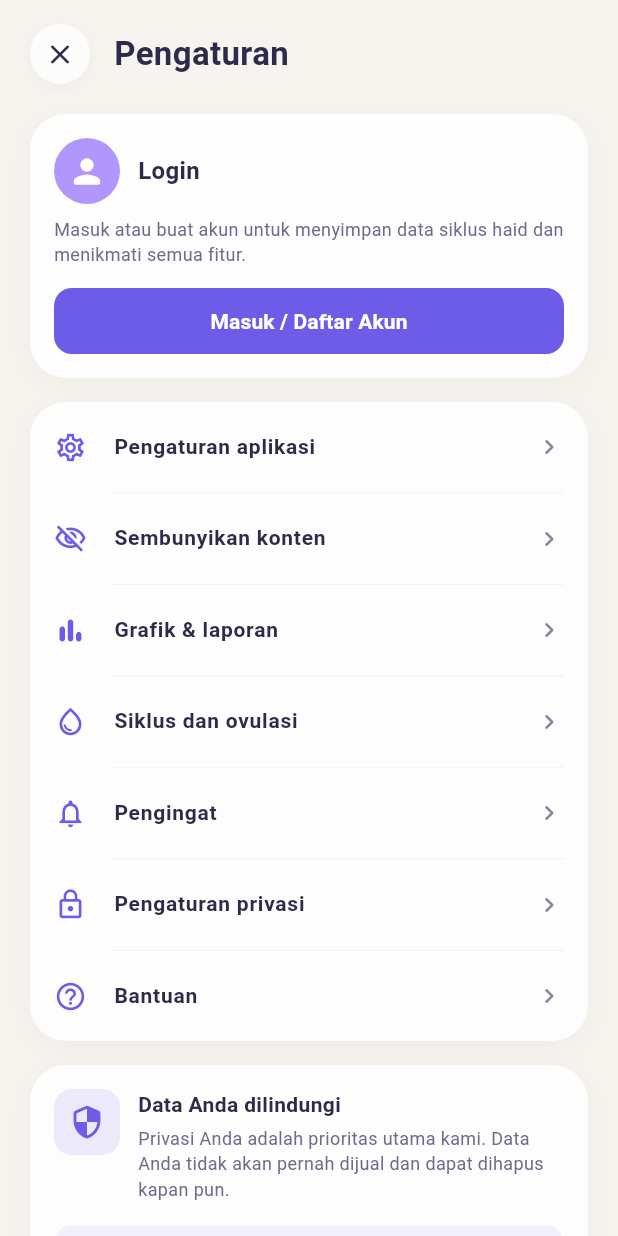
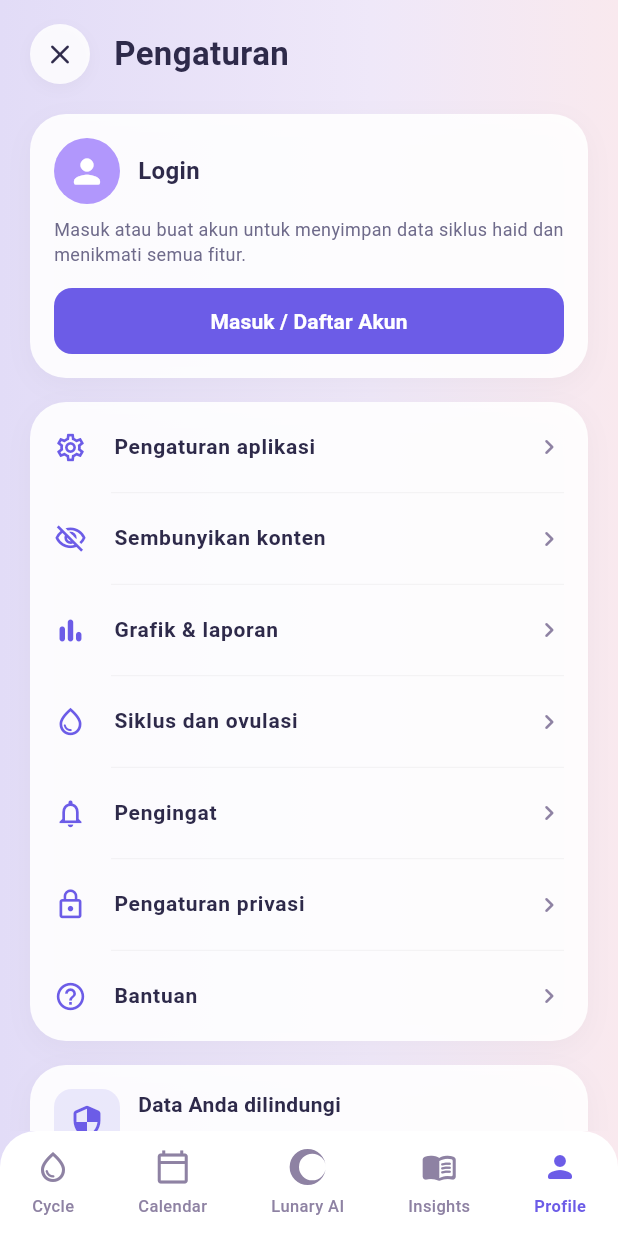
Before and after one commit to naswazhahira/Lunary, a Flutter app: the ProfileScreen screen opened directly, on a phone screen of 412 x 824 dp. Run offline on Flutter 3.47's test engine with Material 3 defaults, Android fonts, the phone set to English and light mode, and no system bars; our stand-ins replace go_router.

Commit message:
Update profile screen

```diff
--- a/lib/features/profile/screens/profile_screen.dart
+++ b/lib/features/profile/screens/profile_screen.dart
@@ -1,6 +1,10 @@
 import 'package:flutter/material.dart';
 import '../../../core/theme/app_colors.dart';
 import 'login_screen.dart';
+import '../../../core/routing/app_navigation.dart';
+import '../../../core/widgets/app_bottom_nav_bar.dart';
+import '../../../core/routing/route_paths.dart';
+import 'package:go_router/go_router.dart';
 
 enum ProfileSubPage { main, editProfile, appSettings, privacySettings, help }
 
@@ -96,17 +100,31 @@ class _ProfileScreenState extends State<ProfileScreen> {
       child: Scaffold(
         body: Container(
           decoration: const BoxDecoration(
-            gradient: AppColors.homeBackgroundGradient,
+            gradient: AppColors.backgroundGradient,
           ),
           child: SafeArea(
-            child: AnimatedSwitcher(
-              duration: const Duration(milliseconds: 250),
-              child: _buildCurrentSubPage(),
+            child: Column(
+              children: [
+                Expanded(
+                  child: AnimatedSwitcher(
+                  duration: const Duration(milliseconds: 250),
+                  child: _buildCurrentSubPage(),
+                  ),
+                ),
+                if (_currentPage == ProfileSubPage.main)
+                  AppBottomNavBar(
+                    currentTab: AppNavTab.profile,
+                    onTabSelected: (tab) {
+                      if (tab == AppNavTab.profile) return;
+                      handleAppNavTap(context, tab);
+                    },
+                  ),
+                ],
+              )
             ),
           ),
         ),
-      ),
-    );
+      );
   }
 
   Widget _buildCurrentSubPage() {
```
